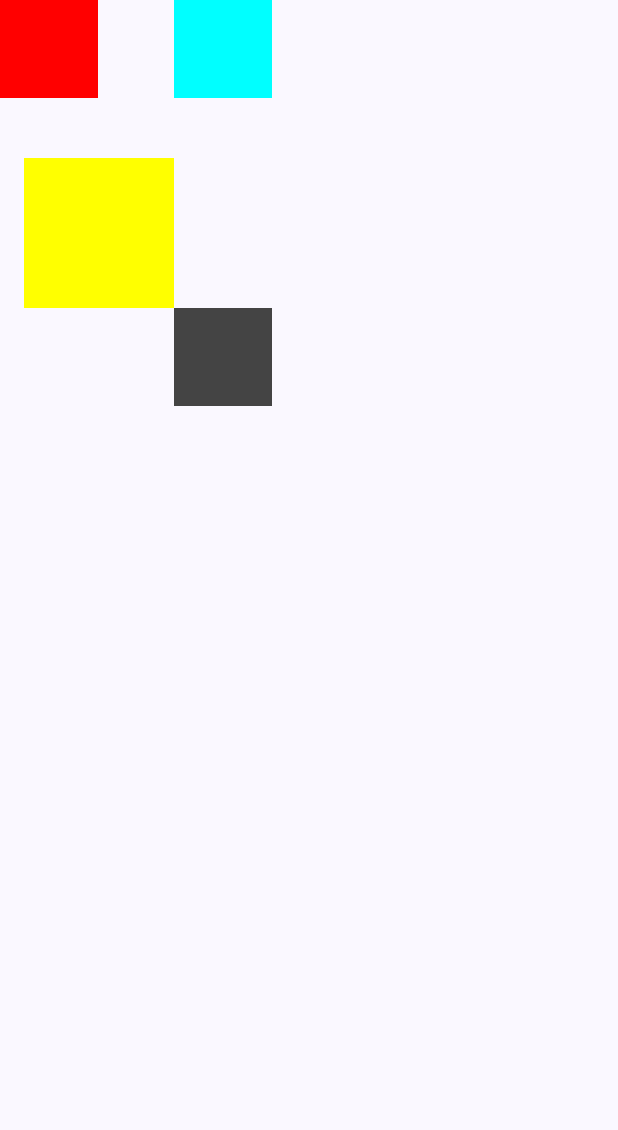
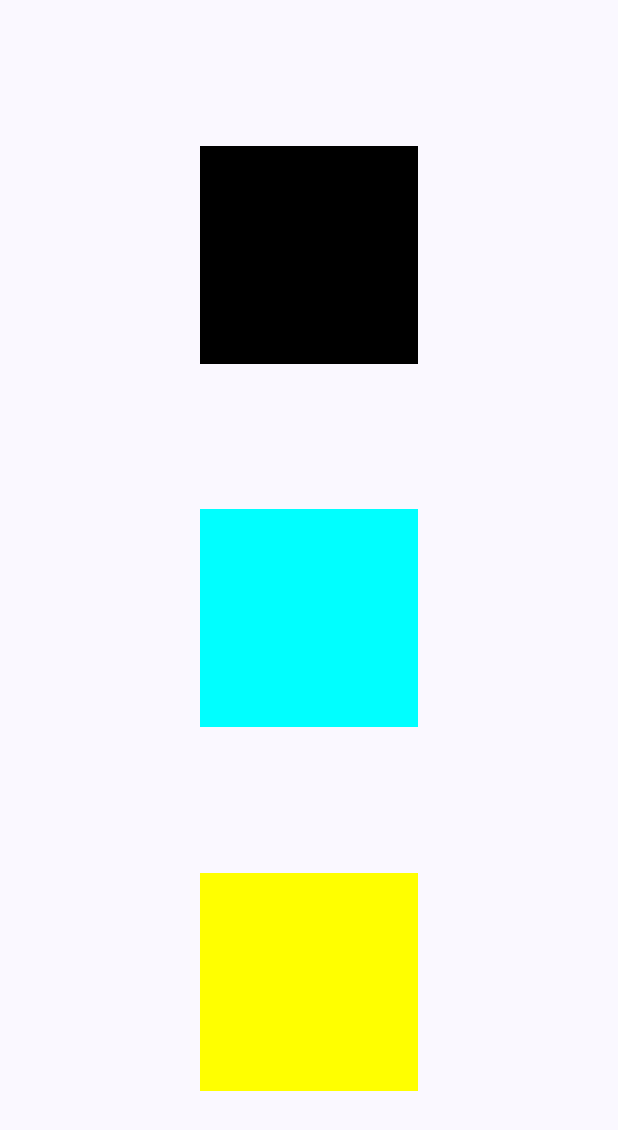
Before and after one commit to Miguel36/compose-app-course, an Android app built with Jetpack Compose: the screen it shows after launch (MainActivity), on a phone screen of 412 x 824 dp. Shown: the top 1130 px of the screen. Run offline under Robolectric (Android 15) with nearby library versions, the phone set to English and light mode, and no system bars; our stand-ins replace constraintlayout-compose.

Commit message:
Uso de los Chains con Constraintlayout, Jetpack Compose

```diff
--- a/app/src/main/java/com/skyfallen/myfirstcomposeapp/MainActivity.kt
+++ b/app/src/main/java/com/skyfallen/myfirstcomposeapp/MainActivity.kt
@@ -10,8 +10,7 @@ import androidx.compose.material3.Scaffold
 import androidx.compose.runtime.Composable
 import androidx.compose.ui.Modifier
 import androidx.compose.ui.tooling.preview.Preview
-import com.skyfallen.myfirstcomposeapp.components.layout.ConstraintBarrier
-import com.skyfallen.myfirstcomposeapp.components.layout.ConstraintExampleGuide
+import com.skyfallen.myfirstcomposeapp.components.layout.ConstraintChain
 import com.skyfallen.myfirstcomposeapp.login.Greeting
 import com.skyfallen.myfirstcomposeapp.ui.theme.MyFirstComposeAppTheme
 
@@ -22,7 +21,7 @@ class MainActivity : ComponentActivity() {
         setContent {
             MyFirstComposeAppTheme {
                 Scaffold(modifier = Modifier.fillMaxSize()) { innerPadding ->
-                    ConstraintBarrier(Modifier.padding(innerPadding))
+                    ConstraintChain(Modifier.padding(innerPadding))
                 }
             }
         }
--- a/app/src/main/java/com/skyfallen/myfirstcomposeapp/components/layout/MyConstraintLayout.kt
+++ b/app/src/main/java/com/skyfallen/myfirstcomposeapp/components/layout/MyConstraintLayout.kt
@@ -10,7 +10,10 @@ import androidx.compose.ui.graphics.Color
 import androidx.compose.ui.graphics.Color.Companion.Cyan
 import androidx.compose.ui.graphics.Color.Companion.DarkGray
 import androidx.compose.ui.graphics.Color.Companion.Red
+import androidx.compose.ui.graphics.Color.Companion.Yellow
+import androidx.compose.ui.tooling.preview.Preview
 import androidx.compose.ui.unit.dp
+import androidx.constraintlayout.compose.ChainStyle
 import androidx.constraintlayout.compose.ConstraintLayout
 
 @Composable
@@ -102,3 +105,32 @@ fun ConstraintBarrier(modifier: Modifier) {
         })
     }
 }
+
+@Preview
+@Composable
+fun ConstraintChain(modifier: Modifier = Modifier) {
+    ConstraintLayout(modifier = modifier.fillMaxSize()) {
+        val (blackBox, cyanBox, yellowBox) = createRefs()
+
+        Box(Modifier.size(145.dp).background(Color.Black).constrainAs(blackBox) {
+            start.linkTo(parent.start)
+            end.linkTo(parent.end)
+            top.linkTo(parent.top)
+            bottom.linkTo(cyanBox.top)
+        })
+        Box(Modifier.size(145.dp).background(Cyan).constrainAs(cyanBox) {
+            start.linkTo(parent.start)
+            end.linkTo(parent.end)
+            top.linkTo(blackBox.bottom)
+            bottom.linkTo(yellowBox.top)
+        })
+        Box(Modifier.size(145.dp).background(Yellow).constrainAs(yellowBox) {
+            start.linkTo(parent.start)
+            end.linkTo(parent.end)
+            top.linkTo(cyanBox.bottom)
+            bottom.linkTo(parent.bottom)
+        })
+
+        createVerticalChain(blackBox, cyanBox, yellowBox, chainStyle = ChainStyle.Spread)
+    }
+}
```
